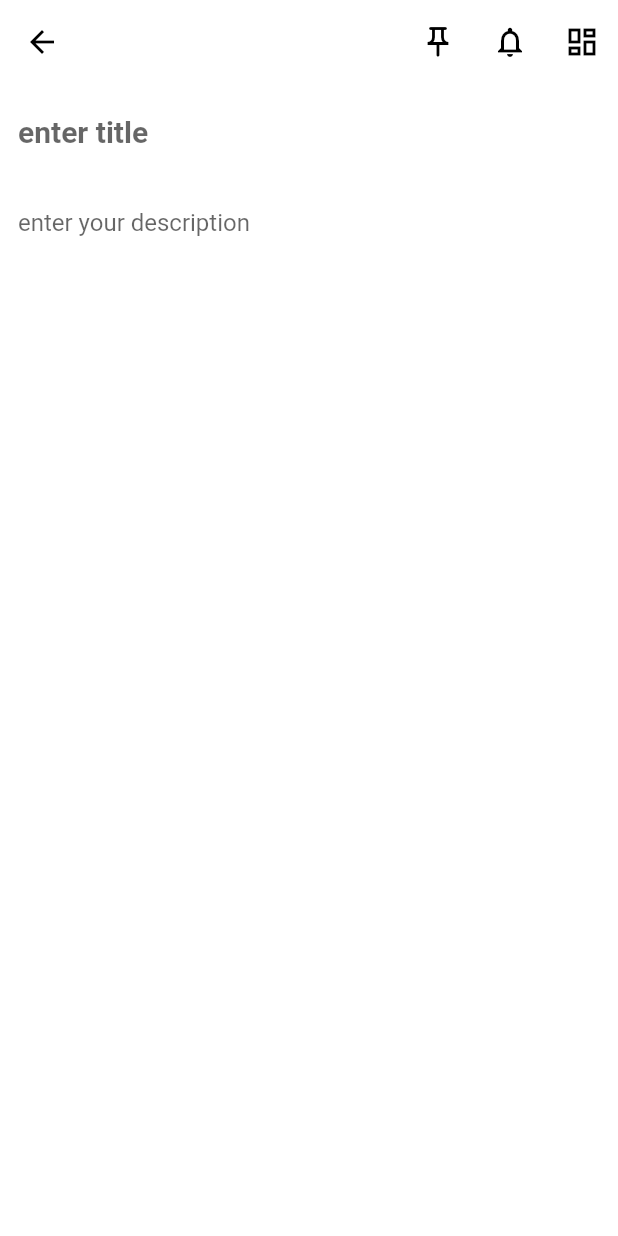
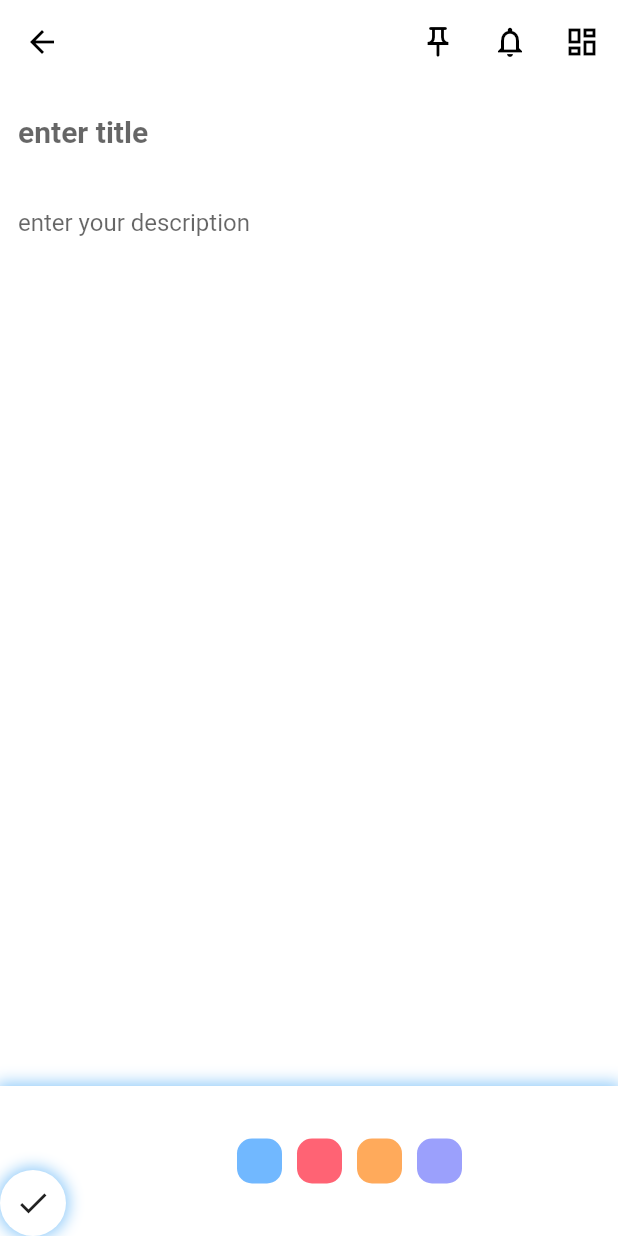
Before and after one commit to TgkCapture/Notepad_App, a Flutter app: the screen it shows after launch, item 2 of the bottom bar chosen, on a phone screen of 412 x 824 dp. Run offline on Flutter 3.47's test engine with Material 2 defaults, Android fonts, the phone set to English and light mode, and no system bars.

Commit message:
added color selector

```diff
--- a/lib/screens/add_list/add_todo.dart
+++ b/lib/screens/add_list/add_todo.dart
@@ -1,4 +1,5 @@
 import 'package:flutter/material.dart';
+import 'package:notepad/model/list_model.dart';
 
 class Addtodo extends StatefulWidget {
   const Addtodo({ Key? key }) : super(key: key);
@@ -38,6 +39,53 @@ class _AddtodoState extends State<Addtodo> {
           ),
         ],
       ),
+      bottomNavigationBar:
+       Container(
+      height: 100,
+      decoration: BoxDecoration(
+        color: Colors.white,
+        boxShadow: [BoxShadow(
+          color: Colors.blue.withOpacity(0.5),
+          spreadRadius: 2.0,
+          blurRadius: 8.0)]
+      ),
+      child: Row(
+        mainAxisAlignment: MainAxisAlignment.center,
+        children: [
+            Column(
+              children: [
+                Spacer(),
+                InkWell(
+                  onTap: () {},
+                  child: Container(
+                    decoration: BoxDecoration(
+                        color: Colors.white,
+                        shape: BoxShape.circle,
+                        boxShadow: [
+                          BoxShadow(
+                          color: Colors.blue.withOpacity(0.5),
+                          spreadRadius: 2.0,
+                          blurRadius: 8.0
+                        )
+                      ]),
+                    padding: const EdgeInsets.all(10.0),
+                    child: const Icon(
+                      Icons.check,
+                      ),
+                    ),
+                  ),
+              ],
+            ),
+              Spacer(),
+              Row(
+                children: List.generate(products.length, (index) => colorSelection(index))
+              )
+              ,
+              Spacer(),
+            ],
+          ),
+      ),
+
       body: SafeArea(
         child: Column(
           children: [
@@ -76,4 +124,22 @@ class _AddtodoState extends State<Addtodo> {
       ),
     );
   }
+
+  Padding colorSelection(int index) {
+    return Padding(
+      padding: const EdgeInsets.only(left: 10.0),
+      child: InkWell(
+                onTap: () {},
+                child: Container(
+                  height: 30,
+                  width: 30,
+                  decoration: BoxDecoration(
+                    color: products[index].color,
+                    borderRadius: BorderRadius.circular(10.0)
+                  ),
+
+                ),
+              ),
+    );
+  }
 }
```
